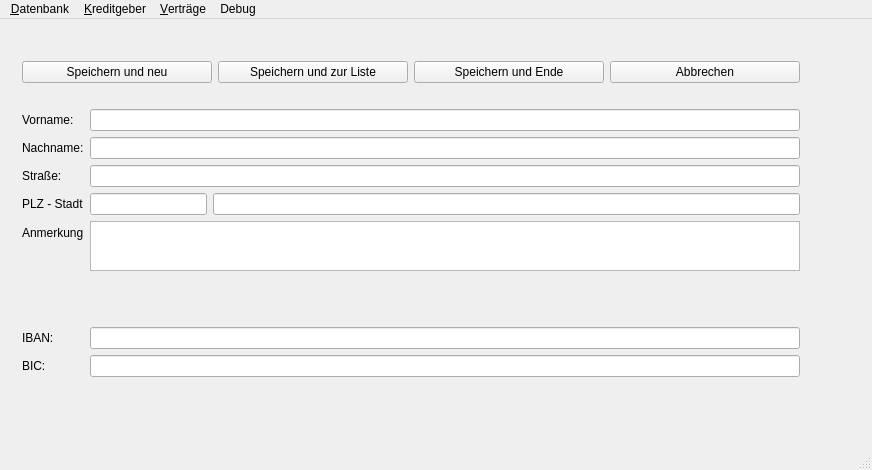
This is DKV2/mainwindow.ui in Schachigel/DKV2 as Qt 5 draws it before an edit. The edited form follows.
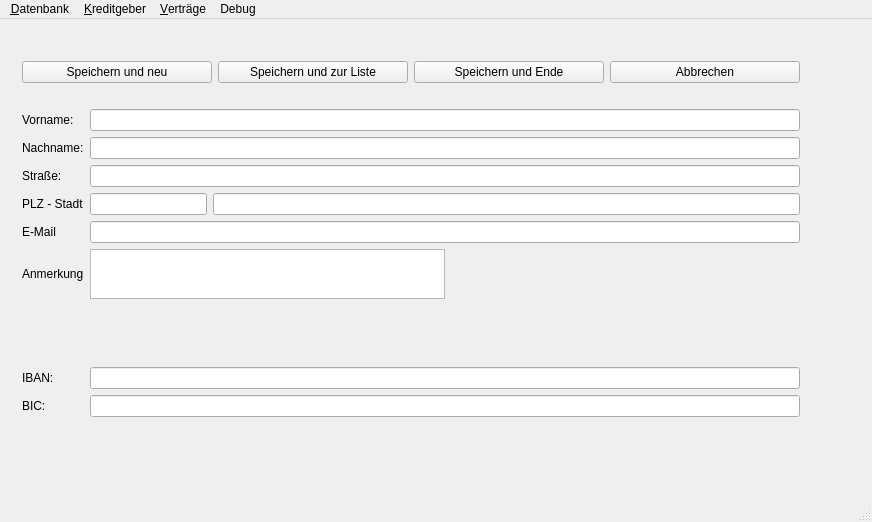
This is the edited form. The open tabs and pages were chosen to show the change.

Commit message: e-mail feld, Adress Validierung

Diff of the .ui file:
```diff
--- a/DKV2/mainwindow.ui
+++ b/DKV2/mainwindow.ui
@@ -8,7 +8,7 @@
     <x>0</x>
     <y>0</y>
     <width>872</width>
-    <height>470</height>
+    <height>522</height>
    </rect>
   </property>
   <property name="windowTitle">
@@ -26,7 +26,7 @@
     <item>
      <widget class="QStackedWidget" name="stackedWidget">
       <property name="currentIndex">
-       <number>1</number>
+       <number>2</number>
       </property>
       <widget class="QWidget" name="EmptyPage">
        <layout class="QHBoxLayout" name="horizontalLayout_2">
@@ -187,30 +187,44 @@
           <item row="2" column="1">
            <widget class="QLineEdit" name="leStrasse"/>
           </item>
+          <item row="4" column="0">
+           <widget class="QLabel" name="lPlzStadt">
+            <property name="text">
+             <string>PLZ - Stadt</string>
+            </property>
+            <property name="buddy">
+             <cstring>lePlz</cstring>
+            </property>
+           </widget>
+          </item>
+          <item row="4" column="1">
+           <layout class="QHBoxLayout" name="horizontalLayout_3" stretch="1,5">
+            <item>
+             <widget class="QLineEdit" name="lePlz">
+              <property name="maxLength">
+               <number>8</number>
+              </property>
+             </widget>
+            </item>
+            <item>
+             <widget class="QLineEdit" name="leStadt"/>
+            </item>
+           </layout>
+          </item>
           <item row="5" column="0">
-           <widget class="QLabel" name="lblAnmerkung">
+           <widget class="QLabel" name="lblEMail">
             <property name="text">
-             <string>Anmerkung</string>
+             <string>E-Mail</string>
             </property>
             <property name="buddy">
-             <cstring>txtAnmerkung</cstring>
+             <cstring>leEMail</cstring>
             </property>
            </widget>
           </item>
-          <item row="7" column="1">
-           <spacer name="horizontalSpacer">
-            <property name="orientation">
-             <enum>Qt::Horizontal</enum>
-            </property>
-            <property name="sizeHint" stdset="0">
-             <size>
-              <width>40</width>
-              <height>20</height>
-             </size>
-            </property>
-           </spacer>
+          <item row="5" column="1">
+           <widget class="QLineEdit" name="leEMail"/>
           </item>
-          <item row="8" column="0">
+          <item row="10" column="0">
            <widget class="QLabel" name="lIban">
             <property name="text">
              <string>IBAN:</string>
@@ -220,10 +234,10 @@
             </property>
            </widget>
           </item>
-          <item row="8" column="1">
+          <item row="10" column="1">
            <widget class="QLineEdit" name="leIban"/>
           </item>
-          <item row="9" column="0">
+          <item row="11" column="0">
            <widget class="QLabel" name="lBic">
             <property name="text">
              <string>BIC:</string>
@@ -233,50 +247,17 @@
             </property>
            </widget>
           </item>
-          <item row="9" column="1">
+          <item row="11" column="1">
            <widget class="QLineEdit" name="leBic"/>
           </item>
-          <item row="5" column="1">
-           <widget class="QPlainTextEdit" name="txtAnmerkung">
-            <property name="minimumSize">
-             <size>
-              <width>0</width>
-              <height>50</height>
-             </size>
-            </property>
-            <property name="maximumSize">
-             <size>
-              <width>16777215</width>
-              <height>50</height>
-             </size>
-            </property>
-           </widget>
-          </item>
-          <item row="4" column="1">
-           <layout class="QHBoxLayout" name="horizontalLayout_3" stretch="1,5">
-            <item>
-             <widget class="QLineEdit" name="lePlz">
-              <property name="maxLength">
-               <number>8</number>
-              </property>
-             </widget>
-            </item>
-            <item>
-             <widget class="QLineEdit" name="leStadt"/>
-            </item>
-           </layout>
-          </item>
-          <item row="4" column="0">
-           <widget class="QLabel" name="lPlzStadt">
+          <item row="12" column="0">
+           <widget class="QLabel" name="lblPersId">
             <property name="text">
-             <string>PLZ - Stadt</string>
-            </property>
-            <property name="buddy">
-             <cstring>lePlz</cstring>
+             <string/>
             </property>
            </widget>
           </item>
-          <item row="10" column="1">
+          <item row="12" column="1">
            <widget class="QLabel" name="lblHiddenPersId">
             <property name="enabled">
              <bool>false</bool>
@@ -286,12 +267,61 @@
             </property>
            </widget>
           </item>
-          <item row="10" column="0">
-           <widget class="QLabel" name="lblPersId">
-            <property name="text">
-             <string/>
+          <item row="8" column="1">
+           <spacer name="horizontalSpacer_4">
+            <property name="orientation">
+             <enum>Qt::Horizontal</enum>
             </property>
-           </widget>
+            <property name="sizeHint" stdset="0">
+             <size>
+              <width>40</width>
+              <height>20</height>
+             </size>
+            </property>
+           </spacer>
+          </item>
+          <item row="6" column="0" colspan="2">
+           <layout class="QHBoxLayout" name="horizontalLayout_6">
+            <item>
+             <widget class="QLabel" name="lblAnmerkung">
+              <property name="text">
+               <string>Anmerkung</string>
+              </property>
+              <property name="buddy">
+               <cstring>txtAnmerkung</cstring>
+              </property>
+             </widget>
+            </item>
+            <item>
+             <widget class="QPlainTextEdit" name="txtAnmerkung">
+              <property name="minimumSize">
+               <size>
+                <width>0</width>
+                <height>50</height>
+               </size>
+              </property>
+              <property name="maximumSize">
+               <size>
+                <width>16777215</width>
+                <height>50</height>
+               </size>
+              </property>
+             </widget>
+            </item>
+            <item>
+             <spacer name="horizontalSpacer">
+              <property name="orientation">
+               <enum>Qt::Horizontal</enum>
+              </property>
+              <property name="sizeHint" stdset="0">
+               <size>
+                <width>40</width>
+                <height>20</height>
+               </size>
+              </property>
+             </spacer>
+            </item>
+           </layout>
           </item>
          </layout>
         </item>
```
Left out of the diff: 5 changed lines with no effect on the pictures. The commit also changes 7 other files.
